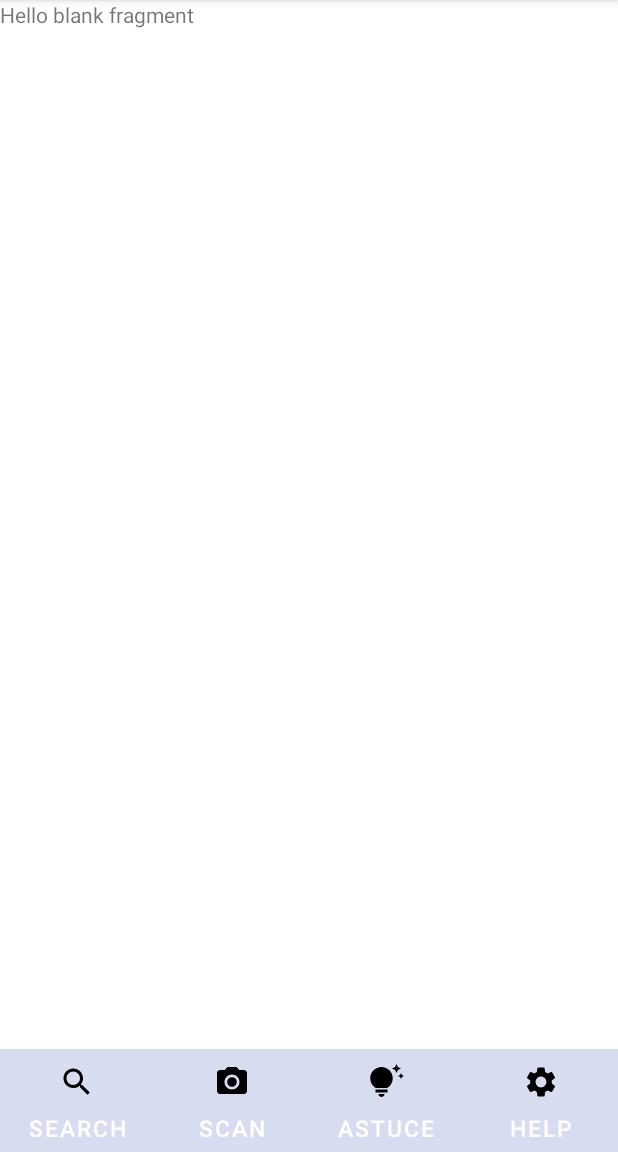
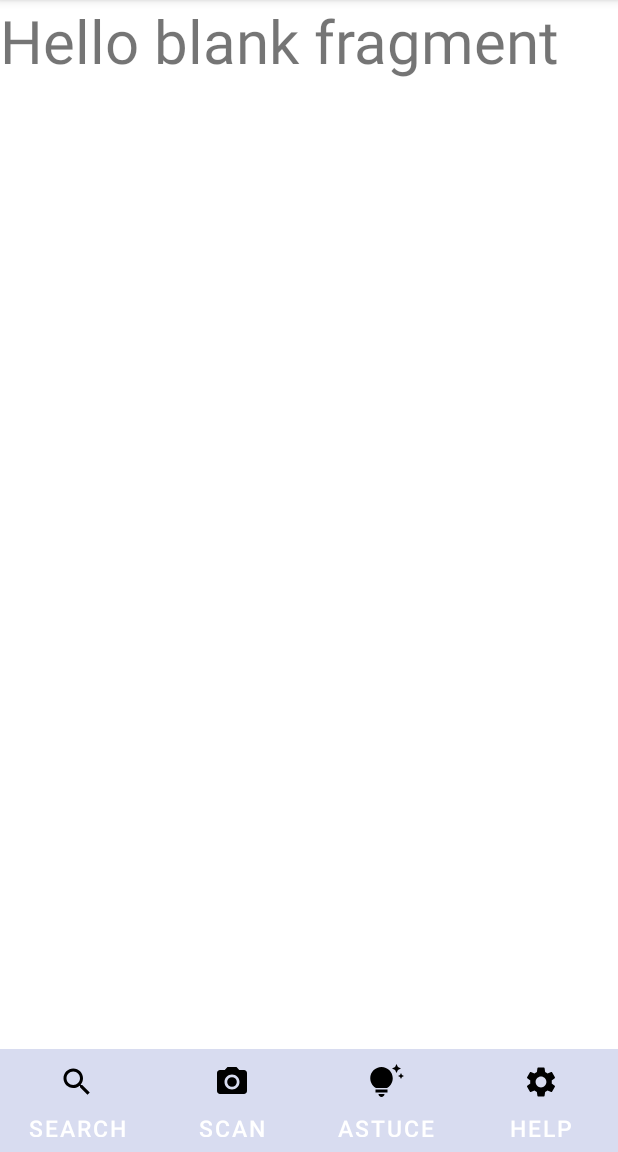
Before and after one commit to SuLois/MonDechetAPP, an Android app: the fragment CodeBarreFragment placed in its activity, on a phone screen of 412 x 824 dp, the part 84-1236 px from its top. Run offline under Robolectric (Android 15) with nearby library versions, the phone set to English and light mode, and no system bars; libraries missing offline, so code that uses them is left out: com.journeyapps.barcodescanner.

Commit message:
Renvoie de la valeur lu du code barre et affichage en textView sur le fragment ok

```diff
--- a/app/src/main/java/com/example/mondechetapp/CodeBarreFragment.java
+++ b/app/src/main/java/com/example/mondechetapp/CodeBarreFragment.java
@@ -7,18 +7,15 @@ import androidx.fragment.app.Fragment;
 import android.view.LayoutInflater;
 import android.view.View;
 import android.view.ViewGroup;
+import android.widget.TextView;
 
-/**
- * A simple {@link Fragment} subclass.
- * Use the {@link CodeBarreFragment#newInstance} factory method to
- * create an instance of this fragment.
- */
 public class CodeBarreFragment extends Fragment {
 
     // TODO: Rename parameter arguments, choose names that match
     // the fragment initialization parameters, e.g. ARG_ITEM_NUMBER
     private static final String ARG_PARAM1 = "param1";
     private static final String ARG_PARAM2 = "param2";
+    TextView textView;
 
     // TODO: Rename and change types of parameters
     private String mParam1;
@@ -58,7 +55,12 @@ public class CodeBarreFragment extends Fragment {
     @Override
     public View onCreateView(LayoutInflater inflater, ViewGroup container,
                              Bundle savedInstanceState) {
-        // Inflate the layout for this fragment
-        return inflater.inflate(R.layout.fragment_code_barre, container, false);
+        View result = inflater.inflate(R.layout.fragment_code_barre, container, false);
+        return result;
+    }
+
+    public void changeText(String newText) {
+        TextView textview = (TextView) getView().findViewById(R.id.textCB);
+        textview.setText(newText);
     }
 }
--- a/app/src/main/java/com/example/mondechetapp/MainActivity.java
+++ b/app/src/main/java/com/example/mondechetapp/MainActivity.java
@@ -4,14 +4,10 @@ import androidx.activity.result.ActivityResultLauncher;
 import androidx.appcompat.app.AppCompatActivity;
 
 
-
-import android.app.Activity;
-import android.app.assist.AssistStructure;
-import android.content.Intent;
+import android.app.Fragment;
 import android.os.Bundle;
-import android.text.TextPaint;
 import android.util.Log;
-import android.view.View;
+import android.widget.TextView;
 import android.widget.Toast;
 
 import com.journeyapps.barcodescanner.ScanContract;
@@ -20,14 +16,21 @@ import com.journeyapps.barcodescanner.ScanOptions;
 
 public class MainActivity extends AppCompatActivity implements NavBarFragment.OnButtonClickedListener, ScanFragment.OnButtonClickedListener {
 
+    CodeBarreFragment codeBarreFragment = new CodeBarreFragment();
+    SearchFragment searchFragment = new SearchFragment();
+    ScanFragment scanFragment = new ScanFragment();
+    AstuceFragment astuceFragment = new AstuceFragment();
+    HelpFragment helpFragment = new HelpFragment();
+    DetectionFragment detectionFragment = new DetectionFragment();
+    NavBarFragment navBarFragment = new NavBarFragment();
+
     @Override
     protected void onCreate(Bundle savedInstanceState) {
         super.onCreate(savedInstanceState);
         setContentView(R.layout.activity_main);
 
         NavBarFragment navBarFragment = new NavBarFragment();
-        SearchFragment searchFragment = new SearchFragment();
-        ScanOptions options = new ScanOptions();
+
 
         getSupportFragmentManager().beginTransaction()
                 .replace(R.id.second_placeholder, navBarFragment)
@@ -42,6 +45,11 @@ public class MainActivity extends AppCompatActivity implements NavBarFragment.On
                     Toast.makeText(MainActivity.this, "Cancelled", Toast.LENGTH_LONG).show();
                 } else {
                     Toast.makeText(MainActivity.this, "Scanned: " + result.getContents(), Toast.LENGTH_LONG).show();
+                    String valueCB = result.getContents();
+
+                    CodeBarreFragment frag = (CodeBarreFragment) getSupportFragmentManager()
+                            .findFragmentById(R.id.fragment_code_barre);
+                    codeBarreFragment.changeText(valueCB);
                 }
             });
 
@@ -54,7 +62,6 @@ public class MainActivity extends AppCompatActivity implements NavBarFragment.On
         AstuceFragment astuceFragment = new AstuceFragment();
         HelpFragment helpFragment = new HelpFragment();
         DetectionFragment detectionFragment = new DetectionFragment();
-        CodeBarreFragment codeBarreFragment = new CodeBarreFragment();
 
 
         if(button == 1){
@@ -84,7 +91,12 @@ public class MainActivity extends AppCompatActivity implements NavBarFragment.On
             getSupportFragmentManager().beginTransaction()
                     .replace(R.id.first_placeholder, codeBarreFragment)
                     .commit();
-            barcodeLauncher.launch(new ScanOptions());
+
+            ScanOptions options = new ScanOptions();
+            options.setTimeout(10000);
+            options.setBeepEnabled(false);
+            barcodeLauncher.launch(options);
+
         }
         if(button == 6){
             getSupportFragmentManager().beginTransaction()
--- a/app/src/main/res/layout/fragment_code_barre.xml
+++ b/app/src/main/res/layout/fragment_code_barre.xml
@@ -1,14 +1,17 @@
 <?xml version="1.0" encoding="utf-8"?>
-<FrameLayout xmlns:android="http://schemas.android.com/apk/res/android"
+<FrameLayout
+    xmlns:android="http://schemas.android.com/apk/res/android"
     xmlns:tools="http://schemas.android.com/tools"
+    android:id="@+id/fragment_code_barre"
     android:layout_width="match_parent"
     android:layout_height="match_parent"
     tools:context=".CodeBarreFragment">
 
-    <!-- TODO: Update blank fragment layout -->
     <TextView
+        android:id="@+id/textCB"
         android:layout_width="match_parent"
         android:layout_height="match_parent"
+        android:textSize="40dp"
         android:text="@string/hello_blank_fragment" />
 
 </FrameLayout>
```
